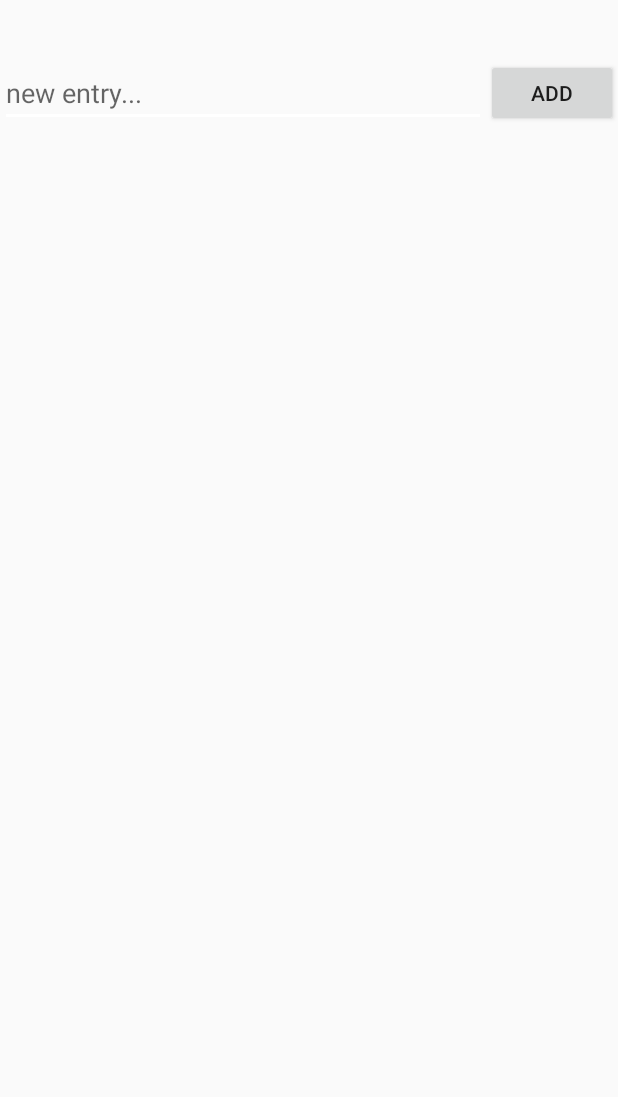
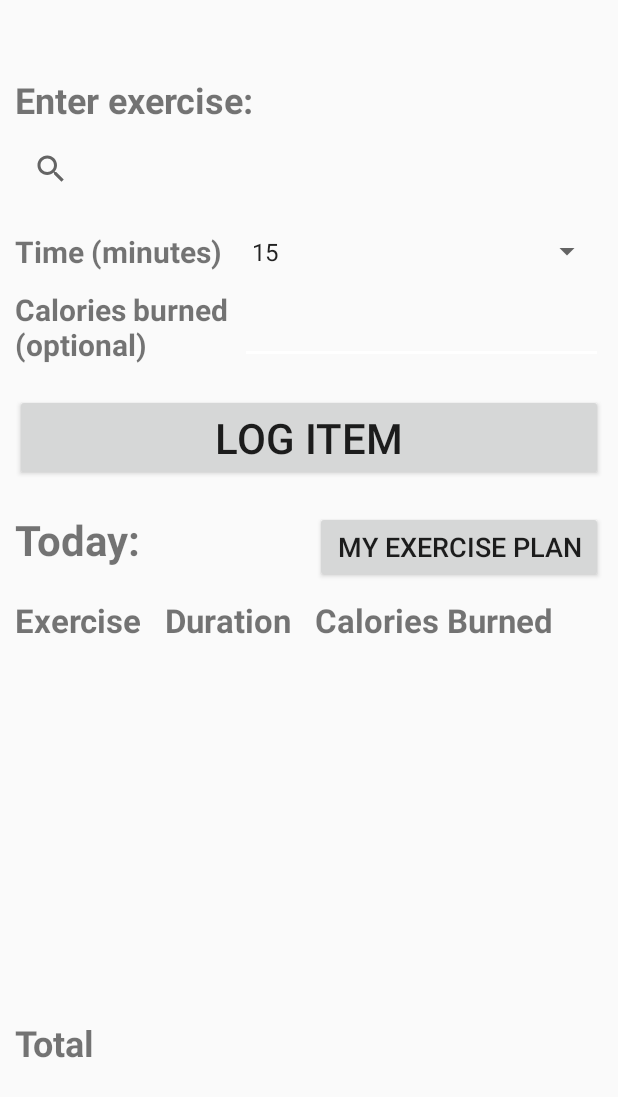
Before and after one commit to jmcadoo1/HealthApp, an Android app: the fragment TodoFragment shown on its own in the app's theme, on a phone screen of 412 x 824 dp. Shown: the top 1097 px of the screen. Run offline under Robolectric (Android 15) with nearby library versions, the phone set to English and light mode, and no system bars.

Commit message:
adding vertical functionality to exercise tab

```diff
--- a/app/src/main/java/com/example/healthapp/TodoFragment.kt
+++ b/app/src/main/java/com/example/healthapp/TodoFragment.kt
@@ -1,14 +1,20 @@
 package com.example.healthapp
 
+import android.content.Context
 import android.os.Bundle
 import android.view.LayoutInflater
 import android.view.View
 import android.view.ViewGroup
+import android.widget.ArrayAdapter
+import android.widget.Button
 import android.widget.EditText
 import android.widget.ListView
-import android.widget.Button
+import android.widget.SearchView
+import android.widget.Spinner
+import android.widget.TableLayout
+import android.widget.TableRow
+import android.widget.TextView
 import androidx.fragment.app.Fragment
-import android.widget.ArrayAdapter
 
 
 class TodoFragment : Fragment() {
@@ -24,41 +30,62 @@ class TodoFragment : Fragment() {
 
     ): View? {
 
-        /*return inflater.inflate(
-            R.layout.layout_todo, container, false
-        )*/
         val rootView = inflater.inflate(R.layout.layout_todo, container, false)
-        editTextNewItem = rootView.findViewById(R.id.editText)
-        listViewItems = rootView.findViewById(R.id.listView)
-        itemsAdapter = ArrayAdapter(requireContext(), android.R.layout.simple_list_item_1, todoItems)
-        listViewItems.adapter = itemsAdapter
-        rootView.findViewById<Button>(R.id.add).setOnClickListener {
-            addNewItem()
+
+        var counter = 1
+
+        var mintotal = 0
+
+        var caltotal = 0
+
+        val search: SearchView = rootView.findViewById(R.id.editSearch)
+
+        val spinner: Spinner = rootView.findViewById(R.id.spinner)
+
+        val calories: EditText = rootView.findViewById(R.id.calsBurned)
+
+        val button: Button = rootView.findViewById(R.id.add)
+
+        val table: TableLayout = rootView.findViewById(R.id.table)
+
+        val totals: TableLayout = rootView.findViewById(R.id.totals)
+
+        button.setOnClickListener {
+            val act = TextView(container!!.context)
+            act.text = search.query.toString()
+            act.textSize = 24F
+            val tim = TextView(container.context)
+            tim.text = spinner.selectedItem.toString()
+            tim.textSize = 24F
+            val cal = TextView(container.context)
+            cal.text = calories.text.toString()
+            cal.textSize = 24F
+
+            if (cal.text == "") {
+                cal.text = "" + (tim.text.toString().toInt() * 5)
+            }
+
+            mintotal += tim.text.toString().toInt()
+            caltotal += cal.text.toString().toInt()
+
+            addNewItem(container.context, table, counter, act, tim, cal)
+            counter += 1
+            val row = totals.getChildAt(0) as TableRow
+            var item = row.getChildAt(1) as TextView
+            item.text = "" + mintotal
+            item = row.getChildAt(2) as TextView
+            item.text = "" + caltotal
         }
-        listViewItems.setOnItemClickListener { _, _, position, _ ->
-            val currentItem = todoItems[position]
-            if(!currentItem.endsWith(" ✔")) {
-                todoItems[position] = todoItems[position] + " ✔"
-            } else {
-                todoItems[position] = currentItem.removeSuffix(" ✔")
-            }
-            itemsAdapter.notifyDataSetChanged()
-        }
-        listViewItems.setOnItemLongClickListener { _, _, position, _ ->
-            todoItems.removeAt(position)
-            itemsAdapter.notifyDataSetChanged()
-            true
-        }
+
         return rootView
     }
 
-    private fun addNewItem() {
-        val newItem = editTextNewItem.text.toString()
-        if (newItem.isNotBlank()) {
-            todoItems.add(newItem)
-            itemsAdapter.notifyDataSetChanged()
-            editTextNewItem.text.clear()
-        }
+    private fun addNewItem(context: Context, table: TableLayout, counter: Int, activity: TextView, time: TextView, cals: TextView) {
+        table.addView(TableRow(context))
+        val row = table.getChildAt(counter) as TableRow
+        row.addView(activity)
+        row.addView(time)
+        row.addView(cals)
     }
     // Here "layout_todo" is a name of layout file
     // created for TodoFragment
--- a/app/src/main/res/layout/layout_todo.xml
+++ b/app/src/main/res/layout/layout_todo.xml
@@ -5,45 +5,148 @@
     android:layout_height="match_parent">
 
     <RelativeLayout
-        android:id="@+id/idRLContainer"
+        android:id="@+id/container"
         android:layout_width="match_parent"
         android:layout_height="match_parent"
-        tools:context=".MainActivity">
+        tools:context=".MainActivity"
+        tools:layout_editor_absoluteX="65dp"
+        tools:layout_editor_absoluteY="0dp"
+        android:layout_marginStart="10dp"
+        android:layout_marginEnd="10dp"
+        android:layout_marginTop="50dp"
+        android:layout_marginBottom="20dp">
 
         <TextView
             android:id="@+id/textView"
             android:layout_width="match_parent"
             android:layout_height="wrap_content"
-            android:gravity="start"
-            android:padding="10dp"
-            android:text="@string/todo"
+            android:text="@string/enter_exercise"
+            android:textSize="24sp"
+            android:textStyle="bold" />
+
+        <SearchView
+            android:id="@+id/editSearch"
+            android:layout_width="match_parent"
+            android:layout_height="60dp"
+            android:layout_below="@+id/textView"
+            android:text="@string/search" />
+
+        <TextView
+            android:id="@+id/servingView"
+            android:layout_width="150dp"
+            android:layout_height="50dp"
+            android:gravity="center_vertical"
+            android:layout_below="@+id/editSearch"
+            android:text="@string/time"
+            android:textSize="20sp"
+            android:textStyle="bold" />
+
+
+        <Spinner
+            android:id="@+id/spinner"
+            android:layout_width="300dp"
+            android:layout_height="50dp"
+            android:layout_below="@+id/editSearch"
+            android:layout_toEndOf="@+id/servingView"
+            android:spinnerMode="dropdown"
+            android:entries="@array/time_entries"/>
+
+
+        <TextView
+            android:id="@+id/mealView"
+            android:layout_width="150dp"
+            android:layout_height="50dp"
+            android:gravity="center_vertical"
+            android:text="@string/cals"
+            android:textSize="20sp"
             android:textStyle="bold"
-            android:visibility="invisible" />
+            android:layout_below="@id/servingView" />
+
 
         <EditText
-            android:id="@+id/editText"
-            android:layout_below="@id/textView"
-            android:layout_width="wrap_content"
-            android:layout_height="wrap_content"
-            android:hint="@string/new_entry"
-            android:layout_alignParentStart="true"
-            android:layout_toStartOf="@+id/add"/>
+            android:id="@+id/calsBurned"
+            android:layout_width="300dp"
+            android:layout_height="50dp"
+            android:layout_below="@+id/spinner"
+            android:layout_toEndOf="@+id/mealView"
+            android:scrollbars="vertical"/>
 
         <Button
             android:id="@+id/add"
-            android:layout_width="wrap_content"
+            android:layout_width="match_parent"
             android:layout_height="wrap_content"
-            android:text="@string/add"
-            android:layout_alignParentEnd="true"
-            android:layout_below="@+id/textView"
-            android:layout_above="@+id/listView" />
+            android:layout_marginTop="20dp"
+            android:layout_marginBottom="20dp"
+            android:textSize="28sp"
+            android:layout_below="@+id/mealView"
+            android:text="@string/log_item" />
 
-        <ListView
-            android:id="@+id/listView"
-            android:layout_width="wrap_content"
+
+        <TextView
+            android:id="@+id/textView2"
+            android:layout_width="200dp"
             android:layout_height="wrap_content"
-            android:layout_below="@+id/editText"
-            android:choiceMode="multipleChoice"/>
+            android:layout_below="@+id/add"
+            android:text="@string/today"
+            android:textSize="28sp"
+            android:textStyle="bold" />
+
+        <Button
+            android:id="@+id/plan"
+            android:layout_width="300dp"
+            android:layout_height="wrap_content"
+            android:textSize="18sp"
+            android:layout_below="@id/add"
+            android:layout_toEndOf="@id/textView2"
+            android:text="@string/my_exercise_plan" />
+
+        <TableLayout
+            android:layout_width="match_parent"
+            android:layout_height="270dp"
+            android:id="@+id/table"
+            android:layout_below="@id/plan"
+            android:layout_marginTop="10dp">
+            <TableRow>
+                <TextView
+                    android:layout_width="100dp"
+                    android:text="Exercise"
+                    android:textSize="22sp"
+                    android:textStyle="bold" />
+                <TextView
+                    android:layout_width="100dp"
+                    android:text="Duration"
+                    android:textSize="22sp"
+                    android:textStyle="bold" />
+                <TextView
+                    android:text="Calories Burned"
+                    android:textSize="22sp"
+                    android:textStyle="bold" />
+            </TableRow>
+        </TableLayout>
+
+        <TableLayout
+            android:layout_width="match_parent"
+            android:layout_height="match_parent"
+            android:id="@+id/totals"
+            android:layout_below="@id/table"
+            android:layout_marginTop="10dp">
+            <TableRow>
+                <TextView
+                    android:layout_width="100dp"
+                    android:text="Total"
+                    android:textSize="24sp"
+                    android:textStyle="bold" />
+                <TextView
+                    android:layout_width="100dp"
+                    android:textSize="24sp"
+                    android:textStyle="bold" />
+                <TextView
+                    android:layout_width="150dp"
+                    android:textSize="24sp"
+                    android:textStyle="bold" />
+            </TableRow>
+        </TableLayout>
+
 
     </RelativeLayout>
 </androidx.constraintlayout.widget.ConstraintLayout>
--- a/app/src/main/res/values/arrays.xml
+++ b/app/src/main/res/values/arrays.xml
@@ -4,4 +4,10 @@
         <item>@string/red</item>
         <item>@string/blue</item>
     </string-array>
+    <string-array name="time_entries">
+        <item>15</item>
+        <item>30</item>
+        <item>45</item>
+        <item>60</item>
+    </string-array>
 </resources>
--- a/app/src/main/res/values/strings.xml
+++ b/app/src/main/res/values/strings.xml
@@ -32,5 +32,17 @@
     <string name="hi">Hi Again</string>
     <string name="red">Red</string>
     <string name="blue">Blue</string>
+    <string name="search">Search</string>
+    <string name="log_item">Log item</string>
+    <string name="enter_exercise">Enter exercise:</string>
+    <string name="time">Time (minutes)</string>
+    <string name="cals">Calories burned (optional)</string>
+    <string name="today">Today:</string>
+    <string name="my_exercise_plan">My Exercise Plan</string>
+    <string name="breakfast">Breakfast</string>
+    <string name="lunch">Lunch</string>
+    <string name="dinner">Dinner</string>
+    <string name="snacks">Snacks</string>
+    <string name="total_calories">Total Calories:</string>
 
 </resources>
```
